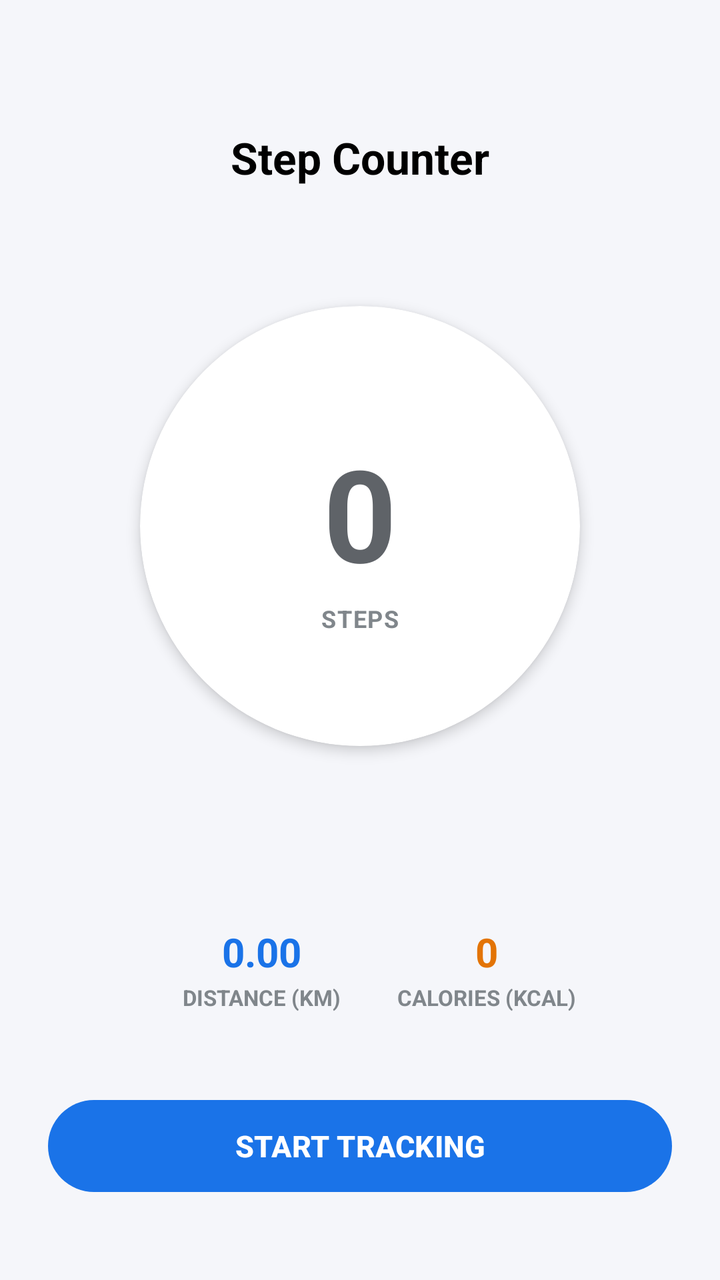
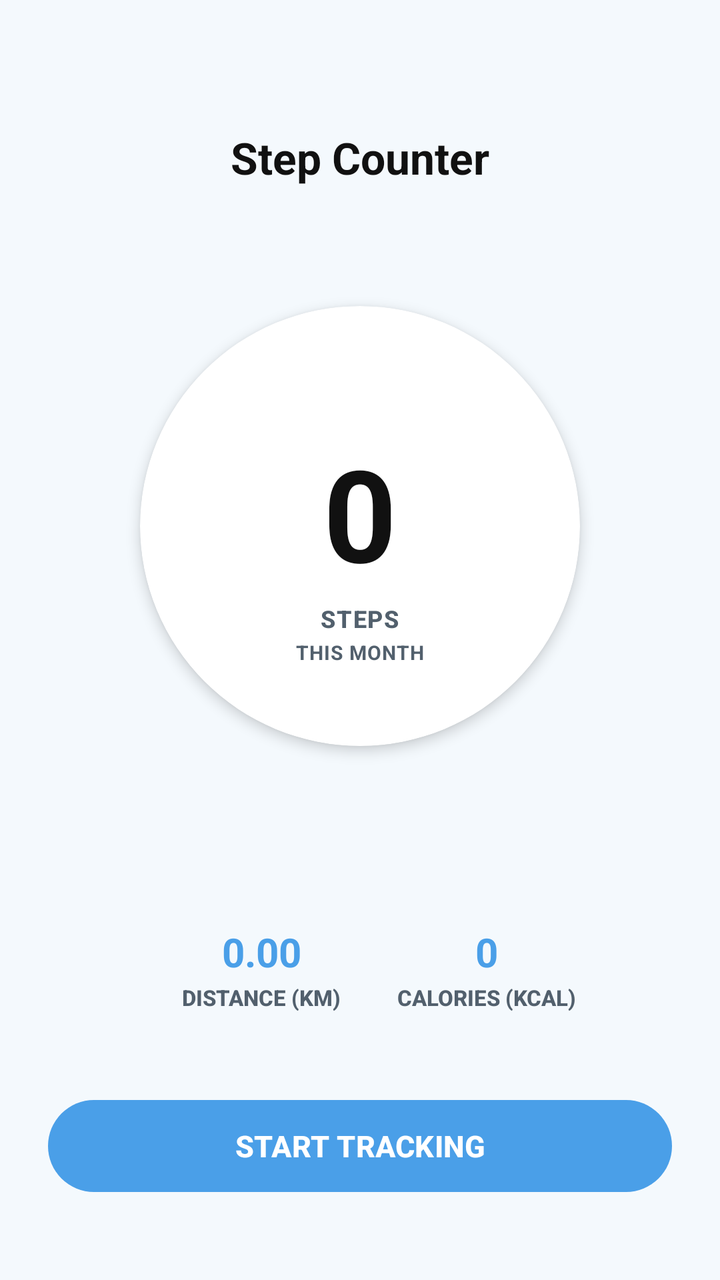

An Android layout rendered at two revisions. The XML below is the earlier revision; the diff shows what the commit changed to produce the second picture.
<!-- AndroidManifest.xml: application theme Theme.StepCounterByZyden -->
<!-- res/layout/activity_main.xml -->
<?xml version="1.0" encoding="utf-8"?>
<androidx.constraintlayout.widget.ConstraintLayout xmlns:android="http://schemas.android.com/apk/res/android"
    xmlns:app="http://schemas.android.com/apk/res-auto"
    xmlns:tools="http://schemas.android.com/tools"
    android:id="@+id/main"
    android:layout_width="match_parent"
    android:layout_height="match_parent"
    android:background="#F5F6FA"
    android:padding="24dp"
    tools:context=".MainActivity">

    
    <TextView
        android:id="@+id/tvTitle"
        android:layout_width="wrap_content"
        android:layout_height="wrap_content"
        android:layout_marginTop="40dp"
        android:text="Step Counter"
        android:textColor="#000000"
        android:textSize="22sp"
        android:textStyle="bold"
        app:layout_constraintEnd_toEndOf="parent"
        app:layout_constraintStart_toStartOf="parent"
        app:layout_constraintTop_toTopOf="parent" />

    
    <androidx.cardview.widget.CardView
        android:id="@+id/cvStepsContainer"
        android:layout_width="220dp"
        android:layout_height="220dp"
        app:cardBackgroundColor="#FFFFFF"
        app:cardCornerRadius="110dp"
        app:cardElevation="4dp"
        app:layout_constraintBottom_toTopOf="@id/tvDistanceDisplay"
        app:layout_constraintEnd_toEndOf="parent"
        app:layout_constraintStart_toStartOf="parent"
        app:layout_constraintTop_toBottomOf="@id/tvTitle"
        app:layout_constraintVertical_bias="0.4">

        
        <androidx.constraintlayout.widget.ConstraintLayout
            android:layout_width="match_parent"
            android:layout_height="match_parent">

            <TextView
                android:id="@+id/tvStepDisplay"
                android:layout_width="wrap_content"
                android:layout_height="wrap_content"
                android:text="0"
                android:textColor="#5F6368"
                android:textSize="64sp"
                android:textStyle="bold"
                app:layout_constraintBottom_toBottomOf="parent"
                app:layout_constraintEnd_toEndOf="parent"
                app:layout_constraintStart_toStartOf="parent"
                app:layout_constraintTop_toTopOf="parent"
                app:layout_constraintVertical_bias="0.45" />

            <TextView
                android:layout_width="wrap_content"
                android:layout_height="wrap_content"
                android:layout_marginTop="2dp"
                android:letterSpacing="0.05"
                android:text="STEPS"
                android:textColor="#80868B"
                android:textSize="12sp"
                android:textStyle="bold"
                app:layout_constraintEnd_toEndOf="parent"
                app:layout_constraintStart_toStartOf="parent"
                app:layout_constraintTop_toBottomOf="@id/tvStepDisplay" />
        </androidx.constraintlayout.widget.ConstraintLayout>
    </androidx.cardview.widget.CardView>

    
    <TextView
        android:id="@+id/tvDistanceDisplay"
        android:layout_width="wrap_content"
        android:layout_height="wrap_content"
        android:layout_marginBottom="2dp"
        android:text="0.00"
        android:textColor="#1A73E8"
        android:textSize="20sp"
        android:textStyle="bold"
        app:layout_constraintBottom_toTopOf="@id/tvDistanceLabel"
        app:layout_constraintEnd_toStartOf="@id/tvCaloriesDisplay"
        app:layout_constraintHorizontal_chainStyle="spread"
        app:layout_constraintStart_toStartOf="parent" />

    <TextView
        android:id="@+id/tvDistanceLabel"
        android:layout_width="wrap_content"
        android:layout_height="wrap_content"
        android:layout_marginBottom="40dp"
        android:text="DISTANCE (KM)"
        android:textColor="#80868B"
        android:textSize="11sp"
        android:textStyle="bold"
        app:layout_constraintBottom_toTopOf="@id/btnToggleService"
        app:layout_constraintEnd_toEndOf="@id/tvDistanceDisplay"
        app:layout_constraintStart_toStartOf="@id/tvDistanceDisplay" />

    
    <TextView
        android:id="@+id/tvCaloriesDisplay"
        android:layout_width="wrap_content"
        android:layout_height="wrap_content"
        android:layout_marginBottom="2dp"
        android:text="0"
        android:textColor="#E37405"
        android:textSize="20sp"
        android:textStyle="bold"
        app:layout_constraintBottom_toTopOf="@id/tvCaloriesLabel"
        app:layout_constraintEnd_toEndOf="parent"
        app:layout_constraintStart_toEndOf="@id/tvDistanceDisplay" />

    <TextView
        android:id="@+id/tvCaloriesLabel"
        android:layout_width="wrap_content"
        android:layout_height="wrap_content"
        android:layout_marginBottom="40dp"
        android:text="CALORIES (KCAL)"
        android:textColor="#80868B"
        android:textSize="11sp"
        android:textStyle="bold"
        app:layout_constraintBottom_toTopOf="@id/btnToggleService"
        app:layout_constraintEnd_toEndOf="@id/tvCaloriesDisplay"
        app:layout_constraintStart_toStartOf="@id/tvCaloriesDisplay" />

    
    <com.google.android.material.button.MaterialButton
        android:id="@+id/btnToggleService"
        android:layout_width="match_parent"
        android:layout_height="54dp"
        android:layout_marginBottom="16dp"
        android:text="START TRACKING"
        android:textColor="#FFFFFF"
        android:textSize="15sp"
        android:textStyle="bold"
        app:backgroundTint="#1A73E8"
        app:cornerRadius="27dp"
        app:layout_constraintBottom_toBottomOf="parent"
        app:layout_constraintEnd_toEndOf="parent"
        app:layout_constraintStart_toStartOf="parent" />

</androidx.constraintlayout.widget.ConstraintLayout>
<!-- resources referenced by this layout -->
<resources>
  <style name="Theme.StepCounterByZyden" parent="Base.Theme.StepCounterByZyden" />
  <style name="Base.Theme.StepCounterByZyden" parent="Theme.Material3.DayNight.NoActionBar">
          
          
      </style>
</resources>

<!-- the commit's change to res/layout/activity_main.xml (unified diff, before → after) -->
@@ -5,18 +5,19 @@
     android:id="@+id/main"
     android:layout_width="match_parent"
     android:layout_height="match_parent"
-    android:background="#F5F6FA"
+    android:background="@color/light_blue_background"
     android:padding="24dp"
     tools:context=".MainActivity">
 
     
     <TextView
         android:id="@+id/tvTitle"
+        android:fontFamily="sans-serif"
         android:layout_width="wrap_content"
         android:layout_height="wrap_content"
         android:layout_marginTop="40dp"
         android:text="Step Counter"
-        android:textColor="#000000"
+        android:textColor="@color/text_primary"
         android:textSize="22sp"
         android:textStyle="bold"
         app:layout_constraintEnd_toEndOf="parent"
@@ -28,7 +29,7 @@
         android:id="@+id/cvStepsContainer"
         android:layout_width="220dp"
         android:layout_height="220dp"
-        app:cardBackgroundColor="#FFFFFF"
+        app:cardBackgroundColor="@color/light_blue_surface"
         app:cardCornerRadius="110dp"
         app:cardElevation="4dp"
         app:layout_constraintBottom_toTopOf="@id/tvDistanceDisplay"
@@ -44,10 +45,11 @@
 
             <TextView
                 android:id="@+id/tvStepDisplay"
+                android:fontFamily="sans-serif"
                 android:layout_width="wrap_content"
                 android:layout_height="wrap_content"
                 android:text="0"
-                android:textColor="#5F6368"
+                android:textColor="@color/text_primary"
                 android:textSize="64sp"
                 android:textStyle="bold"
                 app:layout_constraintBottom_toBottomOf="parent"
@@ -61,13 +63,28 @@
                 android:layout_height="wrap_content"
                 android:layout_marginTop="2dp"
                 android:letterSpacing="0.05"
-                android:text="STEPS"
-                android:textColor="#80868B"
+                android:id="@+id/tvStepsLabel"
+                android:fontFamily="sans-serif-medium"
+                android:text="@string/steps_label"
+                android:textColor="@color/text_secondary"
                 android:textSize="12sp"
                 android:textStyle="bold"
                 app:layout_constraintEnd_toEndOf="parent"
                 app:layout_constraintStart_toStartOf="parent"
                 app:layout_constraintTop_toBottomOf="@id/tvStepDisplay" />
+
+            <TextView
+                android:layout_width="wrap_content"
+                android:layout_height="wrap_content"
+                android:layout_marginTop="2dp"
+                android:letterSpacing="0.04"
+                android:text="@string/steps_period_label"
+                android:textColor="@color/text_secondary"
+                android:textSize="10sp"
+                android:textStyle="bold"
+                app:layout_constraintEnd_toEndOf="parent"
+                app:layout_constraintStart_toStartOf="parent"
+                app:layout_constraintTop_toBottomOf="@id/tvStepsLabel" />
         </androidx.constraintlayout.widget.ConstraintLayout>
     </androidx.cardview.widget.CardView>
 
@@ -78,7 +95,7 @@
         android:layout_height="wrap_content"
         android:layout_marginBottom="2dp"
         android:text="0.00"
-        android:textColor="#1A73E8"
+        android:textColor="@color/light_blue_primary"
         android:textSize="20sp"
         android:textStyle="bold"
         app:layout_constraintBottom_toTopOf="@id/tvDistanceLabel"
@@ -88,11 +105,12 @@
 
     <TextView
         android:id="@+id/tvDistanceLabel"
+        android:fontFamily="sans-serif-medium"
         android:layout_width="wrap_content"
         android:layout_height="wrap_content"
         android:layout_marginBottom="40dp"
-        android:text="DISTANCE (KM)"
-        android:textColor="#80868B"
+        android:text="@string/distance_label"
+        android:textColor="@color/text_secondary"
         android:textSize="11sp"
         android:textStyle="bold"
         app:layout_constraintBottom_toTopOf="@id/btnToggleService"
@@ -106,7 +124,7 @@
         android:layout_height="wrap_content"
         android:layout_marginBottom="2dp"
         android:text="0"
-        android:textColor="#E37405"
+        android:textColor="@color/light_blue_primary"
         android:textSize="20sp"
         android:textStyle="bold"
         app:layout_constraintBottom_toTopOf="@id/tvCaloriesLabel"
@@ -115,11 +133,12 @@
 
     <TextView
         android:id="@+id/tvCaloriesLabel"
+        android:fontFamily="sans-serif-medium"
         android:layout_width="wrap_content"
         android:layout_height="wrap_content"
         android:layout_marginBottom="40dp"
-        android:text="CALORIES (KCAL)"
-        android:textColor="#80868B"
+        android:text="@string/calories_label"
+        android:textColor="@color/text_secondary"
         android:textSize="11sp"
         android:textStyle="bold"
         app:layout_constraintBottom_toTopOf="@id/btnToggleService"
@@ -129,14 +148,15 @@
     
     <com.google.android.material.button.MaterialButton
         android:id="@+id/btnToggleService"
+        android:fontFamily="sans-serif-medium"
         android:layout_width="match_parent"
         android:layout_height="54dp"
         android:layout_marginBottom="16dp"
-        android:text="START TRACKING"
-        android:textColor="#FFFFFF"
+        android:text="@string/btn_start"
+        android:textColor="@color/white"
         android:textSize="15sp"
         android:textStyle="bold"
-        app:backgroundTint="#1A73E8"
+        app:backgroundTint="@color/light_blue_primary"
         app:cornerRadius="27dp"
         app:layout_constraintBottom_toBottomOf="parent"
         app:layout_constraintEnd_toEndOf="parent"
<!-- resource entries referenced after the edit -->
@@ -1,9 +1,36 @@
 <!-- resources referenced by this layout -->
 <resources>
+  <color name="light_blue_background">#F4F9FD</color>
+  <color name="light_blue_primary">#4A9FE8</color>
+  <color name="light_blue_surface">#FFFFFF</color>
+  <color name="text_primary">#111111</color>
+  <color name="text_secondary">#52606D</color>
+  <color name="white">#FFFFFFFF</color>
+  <string name="btn_start">START TRACKING</string>
+  <string name="calories_label">CALORIES (KCAL)</string>
+  <string name="distance_label">DISTANCE (KM)</string>
+  <string name="steps_label">STEPS</string>
+  <string name="steps_period_label">THIS MONTH</string>
   <style name="Theme.StepCounterByZyden" parent="Base.Theme.StepCounterByZyden" />
   <style name="Base.Theme.StepCounterByZyden" parent="Theme.Material3.DayNight.NoActionBar">
-          
-          
+  
+          <item name="android:fontFamily">sans-serif</item>
+          <item name="android:windowBackground">@color/light_blue_background</item>
+  
+          <item name="colorPrimary">@color/light_blue_primary</item>
+          <item name="colorOnPrimary">@color/white</item>
+          <item name="colorSurface">@color/light_blue_surface</item>
+          <item name="colorOnSurface">@color/text_primary</item>
+  
+          <item name="android:colorAccent">@color/light_blue_primary</item>
+  
+          <item name="android:statusBarColor">@color/light_blue_background</item>
+          <item name="android:windowLightStatusBar">true</item>
+  
+          <item name="android:navigationBarColor">@color/light_blue_background</item>
+          <item name="android:windowLightNavigationBar" tools:ignore="NewApi">true</item>
+  
+          <item name="android:forceDarkAllowed" tools:ignore="NewApi">false</item>
       </style>
 </resources>
 
